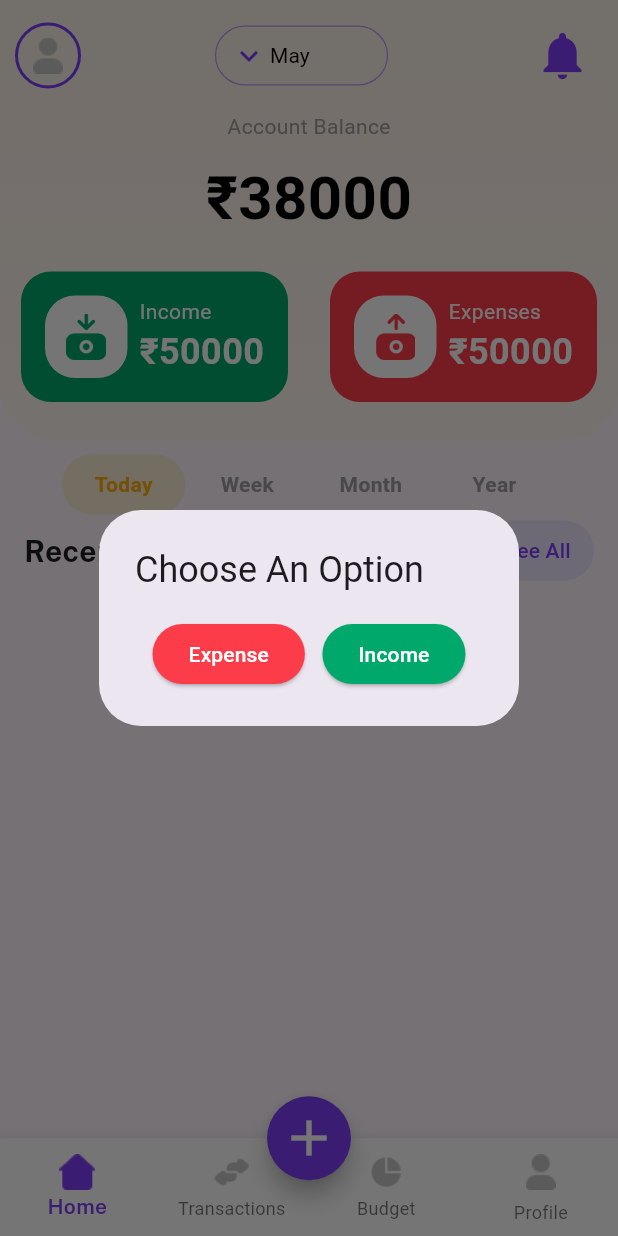
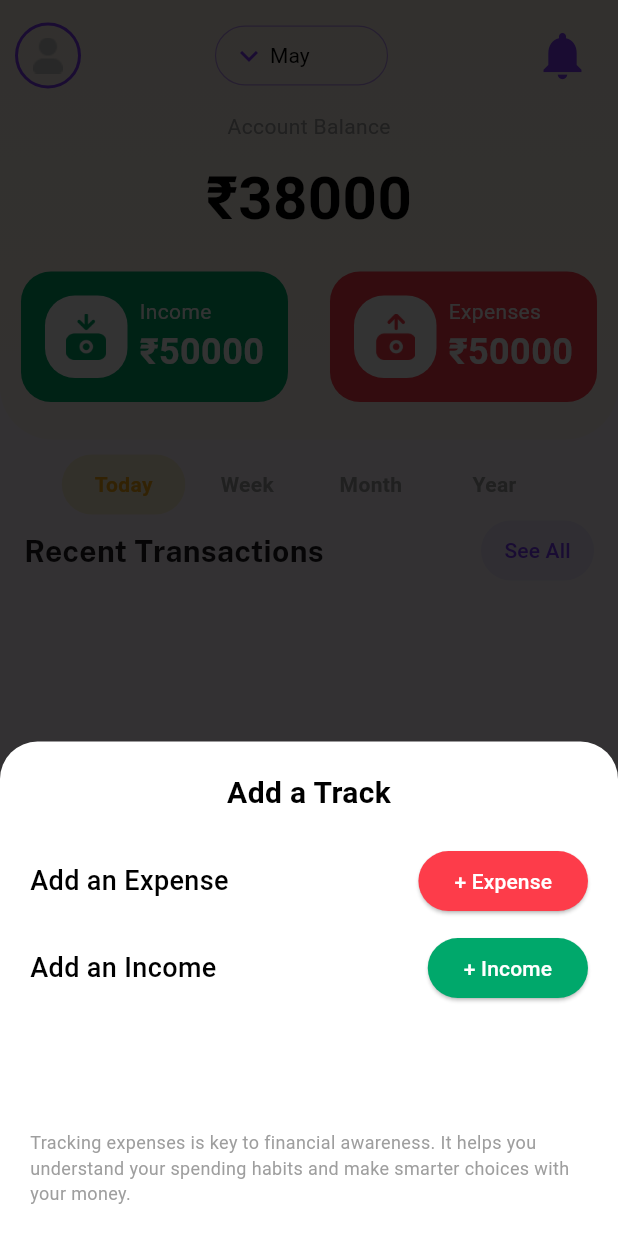
Before and after one commit to SanchitDang/CipherSchools-Flutter-Assignment, a Flutter app: the HomePage screen opened directly, after a tap on the "add" icon, on a phone screen of 412 x 824 dp. Run offline on Flutter 3.47's test engine with Material 3 defaults, Android fonts, the phone set to English and light mode, and no system bars; our stand-ins replace cloud_firestore, firebase_auth, firebase_core, get, shared_preferences; accounts and stored records are empty; Roboto replaces fonts that are missing (Semibold).

Commit message:
add track Ui enhanced

```diff
--- a/lib/screens/Home/home_screen.dart
+++ b/lib/screens/Home/home_screen.dart
@@ -7,6 +7,7 @@ import 'package:cipher_schools_flutter_assignment/screens/profile/profile_screen
 import 'package:cipher_schools_flutter_assignment/screens/transactions/add_expense.dart';
 import 'package:cipher_schools_flutter_assignment/screens/transactions/add_income.dart';
 import 'package:cipher_schools_flutter_assignment/screens/transactions/transac_screen.dart';
+import 'package:flutter/cupertino.dart';
 import 'package:flutter/material.dart';
 import 'package:get/get.dart';
 
@@ -83,47 +84,7 @@ class _HomePageState extends State<HomePage> {
         ),
       ),
       floatingActionButton: FloatingActionButton(
-        onPressed: () {
-          showDialog(
-            context: context,
-            builder: (BuildContext context) {
-              return AlertDialog(
-                title: const Text('Choose An Option'),
-                content: Row(
-                  mainAxisAlignment: MainAxisAlignment.spaceEvenly,
-                  children: [
-                    ElevatedButton(
-                      style: const ButtonStyle(
-                          backgroundColor:
-                              MaterialStatePropertyAll(Color(0xffFD3C4A))),
-                      onPressed: () {
-                        Navigator.of(context).pop();
-                        Get.to(const AddExpense());
-                      },
-                      child: const Text(
-                        'Expense',
-                        style: TextStyle(color: whiteColor),
-                      ),
-                    ),
-                    ElevatedButton(
-                      style: const ButtonStyle(
-                          backgroundColor:
-                              MaterialStatePropertyAll(Color(0xff00A86B))),
-                      onPressed: () {
-                        Navigator.of(context).pop();
-                        Get.to(const AddIncome());
-                      },
-                      child: const Text(
-                        'Income',
-                        style: TextStyle(color: whiteColor),
-                      ),
-                    ),
-                  ],
-                ),
-              );
-            },
-          );
-        },
+        onPressed: () => openAddBottomSheet(context),
         shape: const CircleBorder(),
         backgroundColor: const Color(0xff803efa),
         child: const Icon(
@@ -135,4 +96,102 @@ class _HomePageState extends State<HomePage> {
       floatingActionButtonLocation: FloatingActionButtonLocation.centerDocked,
     );
   }
+
+  static Future<dynamic> openAddBottomSheet(BuildContext context) {
+    return Get.bottomSheet(
+      elevation: 10,
+      backgroundColor: Colors.white,
+      isScrollControlled: true,
+      barrierColor: Colors.black.withOpacity(0.80),
+      shape: const RoundedRectangleBorder(
+        borderRadius: BorderRadius.vertical(
+          top: Radius.circular(25),
+        ),
+      ),
+      SizedBox(
+        height: MediaQuery.of(context).size.height * 0.4,
+        width: MediaQuery.of(context).size.width,
+        child: Padding(
+          padding: const EdgeInsets.all(20.0),
+          child: Column(
+            crossAxisAlignment: CrossAxisAlignment.start,
+            children: [
+              const Align(
+                alignment: Alignment.topCenter,
+                child: Text(
+                  "Add a Track",
+                  style: TextStyle(
+                      fontWeight: FontWeight.bold,
+                      fontSize: 20,
+                      color: Colors.black),
+                ),
+              ),
+              const SizedBox(height: 20),
+              Column(
+                crossAxisAlignment: CrossAxisAlignment.start,
+                children: [
+                  Row(
+                    mainAxisAlignment: MainAxisAlignment.spaceBetween,
+                    children: [
+                      const Text(
+                        "Add an Expense ",
+                        style: TextStyle(
+                            fontWeight: FontWeight.w500,
+                            fontSize: 18,
+                            color: Colors.black),
+                      ),
+                      ElevatedButton(
+                        style: const ButtonStyle(
+                            backgroundColor:
+                                MaterialStatePropertyAll(Color(0xffFD3C4A))),
+                        onPressed: () {
+                          Navigator.of(context).pop();
+                          Get.to(const AddExpense());
+                        },
+                        child: const Text(
+                          '+ Expense',
+                          style: TextStyle(color: whiteColor),
+                        ),
+                      ),
+                    ],
+                  ),
+                  const SizedBox(height: 10),
+                  Row(
+                    mainAxisAlignment: MainAxisAlignment.spaceBetween,
+                    children: [
+                      const Text(
+                        "Add an Income ",
+                        style: TextStyle(
+                            fontWeight: FontWeight.w500,
+                            fontSize: 18,
+                            color: Colors.black),
+                      ),
+                      ElevatedButton(
+                        style: const ButtonStyle(
+                            backgroundColor:
+                                MaterialStatePropertyAll(Color(0xff00A86B))),
+                        onPressed: () {
+                          Navigator.of(context).pop();
+                          Get.to(const AddIncome());
+                        },
+                        child: const Text(
+                          '+ Income',
+                          style: TextStyle(color: whiteColor),
+                        ),
+                      ),
+                    ],
+                  ),
+                ],
+              ),
+              const Spacer(),
+              const Text(
+                "Tracking expenses is key to financial awareness. It helps you understand your spending habits and make smarter choices with your money.",
+                style: TextStyle(fontSize: 12, color: Colors.grey),
+              ),
+            ],
+          ),
+        ),
+      ),
+    );
+  }
 }
```
Also changed, not shown: lib/screens/Home/home.dart (+25 -61 lines).
